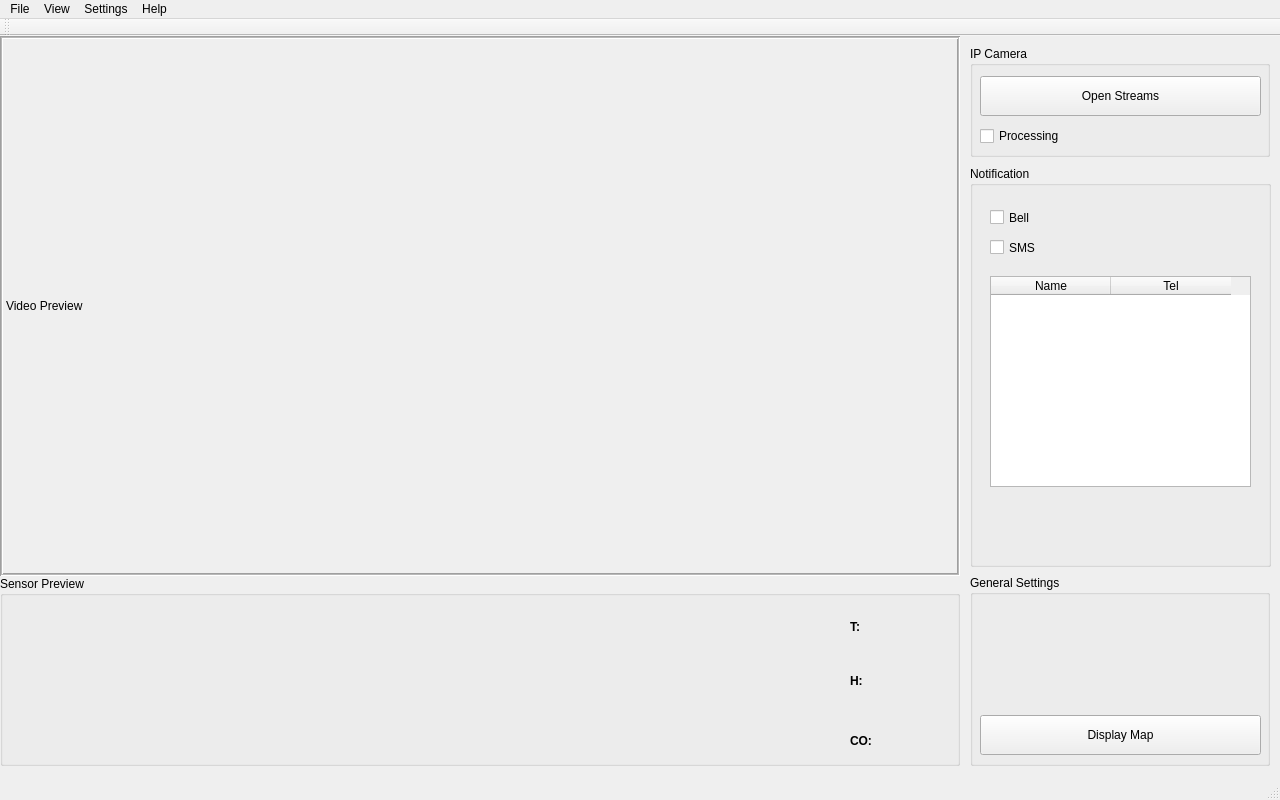
This is apps-python/cam-station/mainwindow.ui in quachconghoang/iot-base as Qt 5 draws it before an edit. The edited form follows.
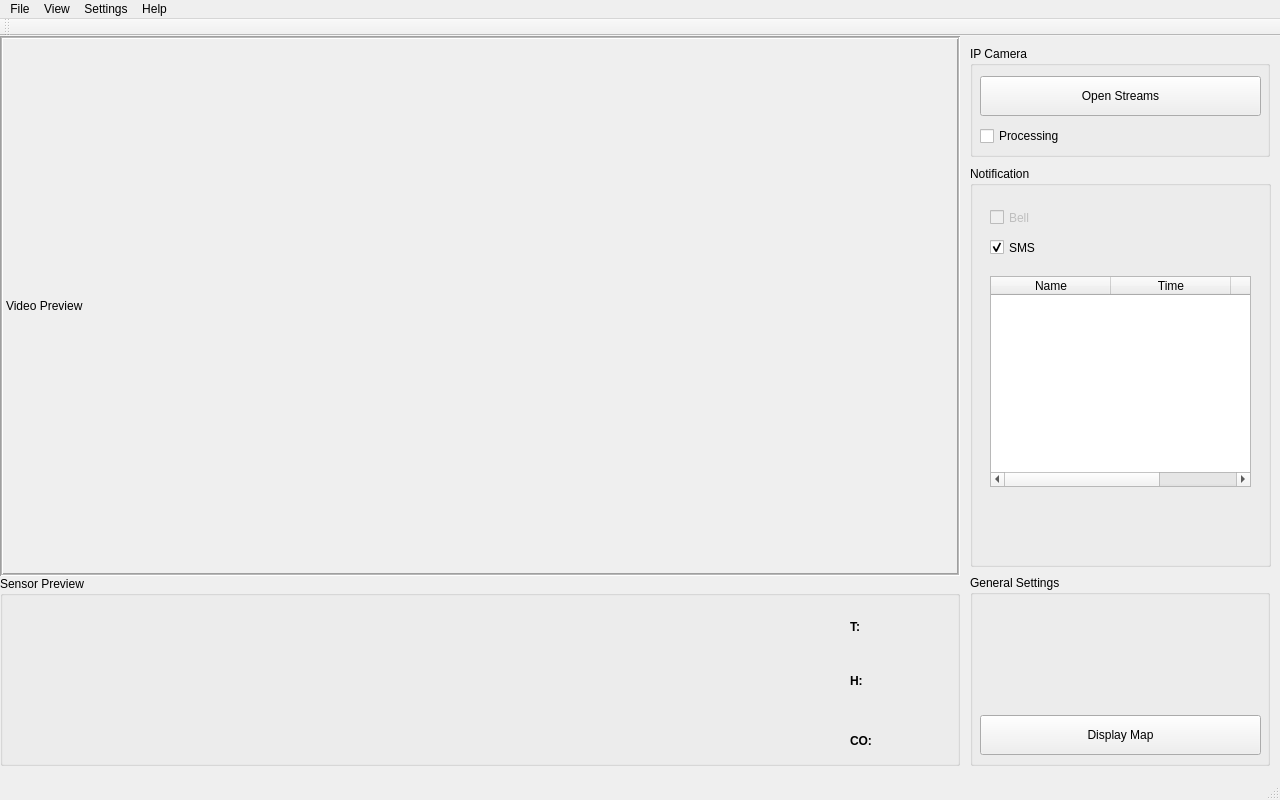
This is the edited form.

What changed in the file:
```diff
--- a/apps-python/cam-station/mainwindow.ui
+++ b/apps-python/cam-station/mainwindow.ui
@@ -221,6 +221,9 @@
      <string>Notification</string>
     </property>
     <widget class="QCheckBox" name="cB_Bell">
+     <property name="enabled">
+      <bool>false</bool>
+     </property>
      <property name="geometry">
       <rect>
        <x>20</x>
@@ -232,6 +235,9 @@
      <property name="text">
       <string>Bell</string>
      </property>
+     <property name="checkable">
+      <bool>true</bool>
+     </property>
     </widget>
     <widget class="QCheckBox" name="cB_SMS">
      <property name="geometry">
@@ -245,6 +251,9 @@
      <property name="text">
       <string>SMS</string>
      </property>
+     <property name="checked">
+      <bool>true</bool>
+     </property>
     </widget>
     <widget class="QTableWidget" name="tableWidget">
      <property name="geometry">
@@ -269,6 +278,11 @@
        <string>Name</string>
       </property>
      </column>
+     <column>
+      <property name="text">
+       <string>Time</string>
+      </property>
+     </column>
      <column>
       <property name="text">
        <string>Tel</string>
```
